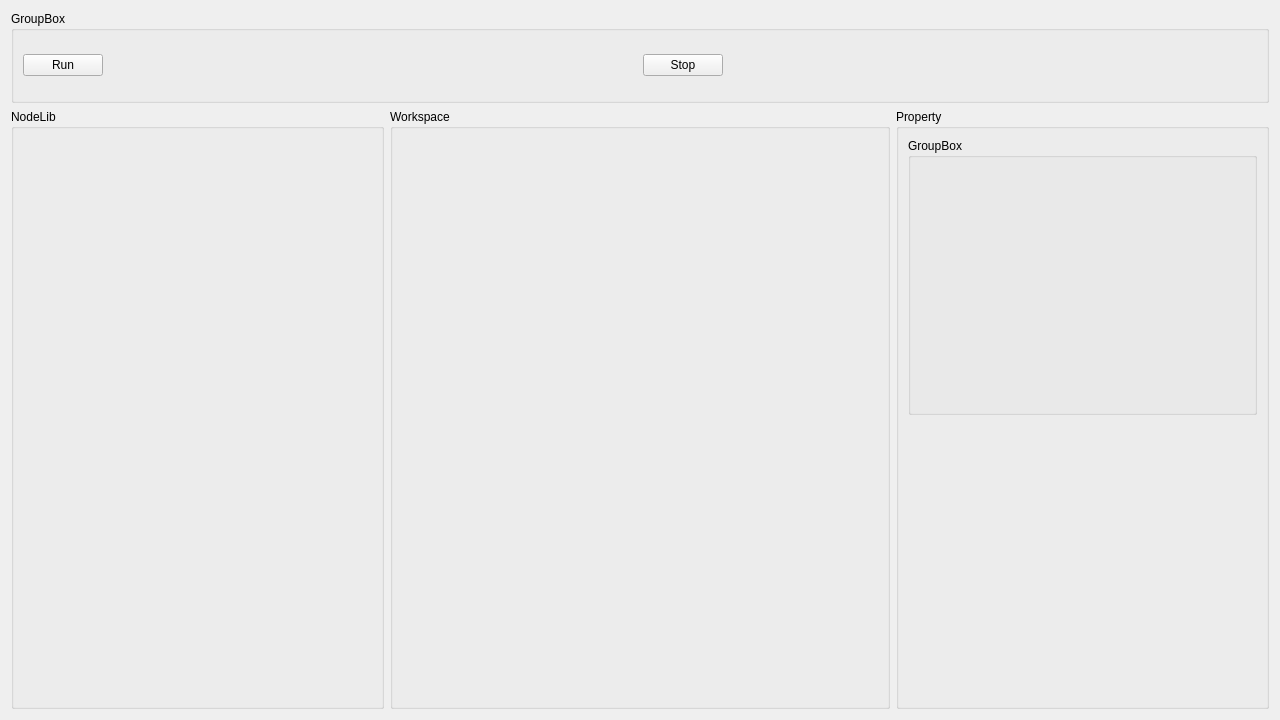
Old version of the form VisionFlow/ui/view/visionflowview.ui in the repository ysc-233/VisionFlow.
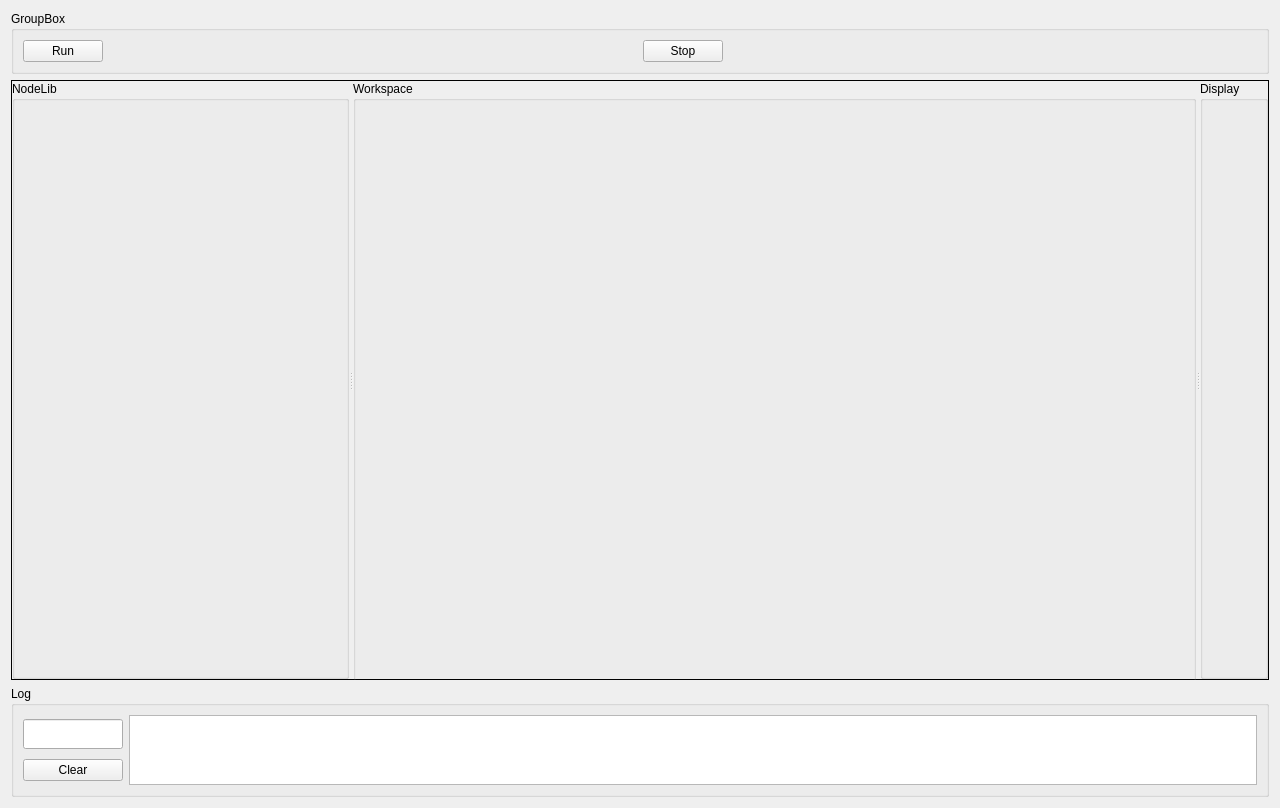
New version of the form.

```diff
--- a/VisionFlow/ui/view/visionflowview.ui
+++ b/VisionFlow/ui/view/visionflowview.ui
@@ -13,8 +13,11 @@
   <property name="windowTitle">
    <string>Form</string>
   </property>
-  <layout class="QGridLayout" name="gridLayout">
-   <item row="1" column="0" colspan="3">
+  <layout class="QGridLayout" name="gridLayout_2">
+   <item row="0" column="0">
+    <layout class="QHBoxLayout" name="layout_menu"/>
+   </item>
+   <item row="1" column="0">
     <widget class="QGroupBox" name="groupBox_3">
      <property name="title">
       <string>GroupBox</string>
@@ -64,6 +67,13 @@
     </widget>
    </item>
    <item row="2" column="0">
+    <widget class="QSplitter" name="splitter">
+     <property name="frameShape">
+      <enum>QFrame::Box</enum>
+     </property>
+     <property name="orientation">
+      <enum>Qt::Horizontal</enum>
+     </property>
     <widget class="QGroupBox" name="gpb_nodeLibrary">
      <property name="minimumSize">
       <size>
@@ -75,8 +85,6 @@
       <string>NodeLib</string>
      </property>
     </widget>
-   </item>
-   <item row="2" column="1">
     <widget class="QGroupBox" name="gpb_workspace">
      <property name="minimumSize">
       <size>
@@ -88,41 +96,79 @@
       <string>Workspace</string>
      </property>
     </widget>
-   </item>
-   <item row="2" column="2">
-    <widget class="QGroupBox" name="groupBox_2">
+     <widget class="QGroupBox" name="gpb_Display">
+      <property name="title">
+       <string>Display</string>
+      </property>
+      <layout class="QGridLayout" name="gridLayout_3">
+       <item row="0" column="0">
+        <widget class="QLabel" name="lbl_display">
+         <property name="text">
+          <string/>
+         </property>
+        </widget>
+       </item>
+      </layout>
+     </widget>
+    </widget>
+   </item>
+   <item row="3" column="0">
+    <widget class="QGroupBox" name="groupBox">
      <property name="title">
-      <string>Property</string>
+      <string>Log</string>
      </property>
-     <layout class="QVBoxLayout" name="verticalLayout_2">
+     <layout class="QGridLayout" name="gridLayout">
+      <item row="0" column="0">
+       <layout class="QVBoxLayout" name="verticalLayout">
       <item>
-       <widget class="QGroupBox" name="groupBox_4">
+         <widget class="QLineEdit" name="lineEdit">
+          <property name="sizePolicy">
+           <sizepolicy hsizetype="Fixed" vsizetype="Fixed">
+            <horstretch>0</horstretch>
+            <verstretch>0</verstretch>
+           </sizepolicy>
+          </property>
         <property name="minimumSize">
          <size>
-          <width>250</width>
-          <height>250</height>
-         </size>
-        </property>
-        <property name="title">
-         <string>GroupBox</string>
-        </property>
+            <width>100</width>
+            <height>30</height>
+           </size>
+          </property>
        </widget>
       </item>
       <item>
-       <widget class="QWidget" name="widget" native="true">
+         <widget class="QPushButton" name="btn_run_3">
+          <property name="sizePolicy">
+           <sizepolicy hsizetype="Fixed" vsizetype="Fixed">
+            <horstretch>0</horstretch>
+            <verstretch>0</verstretch>
+           </sizepolicy>
+          </property>
         <property name="minimumSize">
          <size>
-          <width>250</width>
-          <height>250</height>
-         </size>
-        </property>
+            <width>100</width>
+            <height>0</height>
+           </size>
+          </property>
+          <property name="text">
+           <string>Clear</string>
+          </property>
        </widget>
       </item>
      </layout>
-    </widget>
-   </item>
-   <item row="0" column="0" colspan="3">
-    <layout class="QHBoxLayout" name="layout_menu"/>
+      </item>
+      <item row="0" column="1">
+       <widget class="QTextEdit" name="textEdit">
+        <property name="minimumSize">
+         <size>
+          <width>1000</width>
+          <height>0</height>
+         </size>
+        </property>
+       </widget>
+      </item>
+     </layout>
+    </widget>
    </item>
   </layout>
  </widget>
```
Lines whose indentation alone changed are shown as unchanged.
